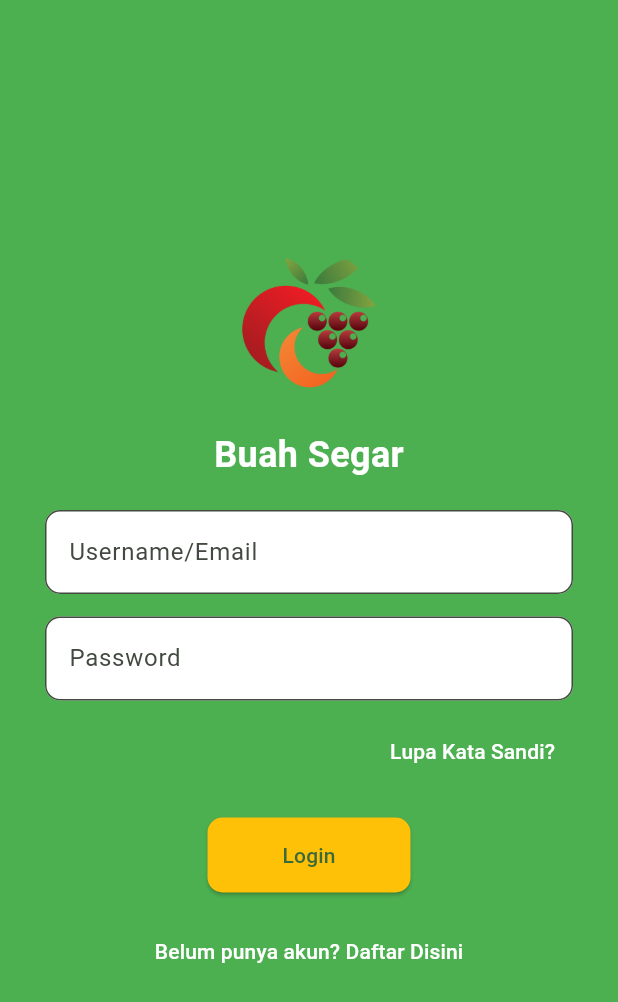
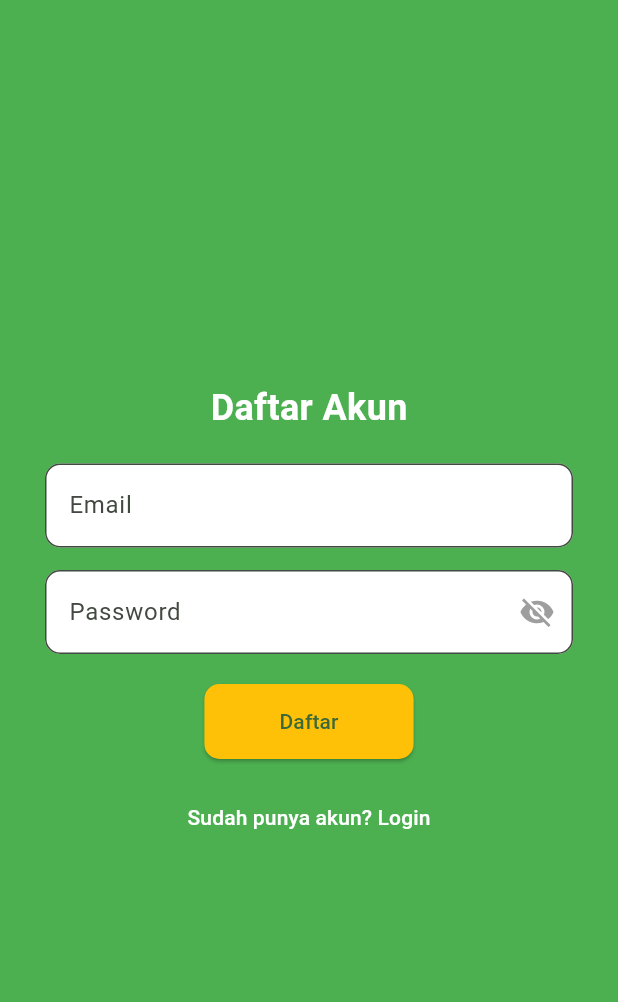
Before and after one commit to Firdaa-code57/project_uas_grup, a Flutter app: the screen it shows after launch, after a tap on "Continue to login", after a tap on "Belum punya akun? Daftar Disini", on a phone screen of 412 x 824 dp. Shown: the top 1002 px of the screen. Run offline on Flutter 3.47's test engine with Material 3 defaults, Android fonts, the phone set to English and light mode, and no system bars; our stand-ins replace animated_bottom_navigation_bar, get, image_picker, supabase_flutter; accounts and stored records are empty; network calls fail.

Commit message:
Implement registration functionality with password visibility toggle

```diff
--- a/lib/app/routes/app_pages.dart
+++ b/lib/app/routes/app_pages.dart
@@ -6,11 +6,13 @@ import '../views/login_page.dart';
 import '../views/buah_list_page.dart';
 import '../views/buah_form_page.dart';
 import '../views/animasi_navbar.dart';
+import '../views/register_page.dart';
 
 class AppRoutes {
   static const splash = '/splash';
   static const welcome = '/welcome';
   static const login = '/login';
+  static const register = '/register';
   static const home = '/home';
   static const buah = '/buah';
   static const tambahBuah = '/tambah-buah';
@@ -19,6 +21,7 @@ class AppRoutes {
     GetPage(name: splash, page: () => SplashScreen()),
     GetPage(name: welcome, page: () => WelcomeScreen()),
     GetPage(name: login, page: () => LoginPage()),
+    GetPage(name: register, page: () => RegisterPage()),
     GetPage(name: home, page: () => MyAnimatedBottomNav()),
     GetPage(name: buah, page: () => BuahListPage()),
     GetPage(name: tambahBuah, page: () => BuahFormPage()),
--- a/lib/app/views/login_page.dart
+++ b/lib/app/views/login_page.dart
@@ -2,11 +2,20 @@
 import 'package:flutter/material.dart';
 import 'package:get/get.dart';
 import '../controllers/auth_controller.dart';
+import '../views/register_page.dart'; // Pastikan ini sesuai dengan path register_page.dart
 
-class LoginPage extends StatelessWidget {
+class LoginPage extends StatefulWidget {
+  @override
+  _LoginPageState createState() => _LoginPageState();
+}
+
+class _LoginPageState extends State<LoginPage> {
   final authC = Get.put(AuthController());
   final emailC = TextEditingController();
   final passC = TextEditingController();
+
+  // Tambah variabel untuk toggle visibility password
+  bool _obscureText = true; // <-- tambah variabel ini
 
   @override
   Widget build(BuildContext context) {
@@ -44,7 +53,7 @@ class LoginPage extends StatelessWidget {
                   children: [
                     // TextField Email/Username
                     TextField(
-                      controller: emailC, // <-- tetap gunakan controller lama
+                      controller: emailC,
                       decoration: InputDecoration(
                         filled: true,
                         fillColor: Colors.white,
@@ -57,14 +66,29 @@ class LoginPage extends StatelessWidget {
                     SizedBox(height: 15),
                     // TextField Password
                     TextField(
-                      controller: passC, // <-- tetap gunakan controller lama
-                      obscureText: true,
+                      controller: passC,
+                      obscureText:
+                          _obscureText, // <-- gunakan variabel ini untuk toggle
                       decoration: InputDecoration(
                         filled: true,
                         fillColor: Colors.white,
                         hintText: 'Password',
                         border: OutlineInputBorder(
                           borderRadius: BorderRadius.circular(10),
+                        ),
+                        // Tambah icon tombol untuk show/hide password
+                        suffixIcon: IconButton(
+                          icon: Icon(
+                            _obscureText
+                                ? Icons.visibility_off
+                                : Icons.visibility,
+                            color: Colors.grey,
+                          ),
+                          onPressed: () {
+                            setState(() {
+                              _obscureText = !_obscureText; // toggle status
+                            });
+                          },
                         ),
                       ),
                     ),
@@ -85,10 +109,7 @@ class LoginPage extends StatelessWidget {
                     // Tombol Login
                     ElevatedButton(
                       onPressed: () {
-                        authC.login(
-                          emailC.text,
-                          passC.text,
-                        ); // <-- logika login lama
+                        authC.login(emailC.text, passC.text);
                       },
                       child: Text('Login'),
                       style: ElevatedButton.styleFrom(
@@ -106,17 +127,17 @@ class LoginPage extends StatelessWidget {
                     // Tombol daftar
                     TextButton(
                       onPressed: () {
-                        // Tambahkan navigasi ke halaman daftar jika dibutuhkan
+                        Get.toNamed('/register');
                       },
                       child: Text(
                         'Belum punya akun? Daftar Disini',
                         style: TextStyle(color: Colors.white),
                       ),
                     ),
-                  ], // akhir children Column dalam Padding
+                  ],
                 ),
-              ), // akhir Padding
-            ], // akhir children Column utama
+              ),
+            ],
           ),
         ),
       ),
--- /dev/null
+++ b/lib/app/views/register_page.dart
@@ -0,0 +1,128 @@
+import 'package:flutter/material.dart';
+import 'package:get/get.dart';
+import '../controllers/auth_controller.dart';
+
+class RegisterPage extends StatefulWidget {
+  @override
+  _RegisterPageState createState() => _RegisterPageState();
+}
+
+class _RegisterPageState extends State<RegisterPage> {
+  final authC = Get.find<AuthController>();
+  final emailC = TextEditingController();
+  final passC = TextEditingController();
+
+  // Tambah variabel untuk toggle visibility password
+  bool _obscureText = true; // <-- tambah variabel ini
+
+  @override
+  Widget build(BuildContext context) {
+    return Scaffold(
+      backgroundColor: Color(0xFF4CAF50),
+      body: Center(
+        child: SingleChildScrollView(
+          child: Padding(
+            padding: const EdgeInsets.symmetric(horizontal: 30),
+            child: Column(
+              children: [
+                Text(
+                  'Daftar Akun',
+                  style: TextStyle(
+                    fontSize: 24,
+                    fontWeight: FontWeight.bold,
+                    color: Colors.white,
+                  ),
+                ),
+                SizedBox(height: 20),
+                TextField(
+                  controller: emailC,
+                  decoration: InputDecoration(
+                    filled: true,
+                    fillColor: Colors.white,
+                    hintText: 'Email',
+                    border: OutlineInputBorder(
+                      borderRadius: BorderRadius.circular(10),
+                    ),
+                  ),
+                ),
+                SizedBox(height: 15),
+                TextField(
+                  controller: passC,
+                  obscureText: _obscureText, // <-- gunakan variabel ini
+                  decoration: InputDecoration(
+                    filled: true,
+                    fillColor: Colors.white,
+                    hintText: 'Password',
+                    border: OutlineInputBorder(
+                      borderRadius: BorderRadius.circular(10),
+                    ),
+                    // Tambahkan suffixIcon untuk toggle password visibility
+                    suffixIcon: IconButton(
+                      icon: Icon(
+                        _obscureText ? Icons.visibility_off : Icons.visibility,
+                        color: Colors.grey,
+                      ),
+                      onPressed: () {
+                        setState(() {
+                          // <-- toggle visibility di sini
+                          _obscureText = !_obscureText;
+                        });
+                      },
+                    ),
+                  ),
+                ),
+                SizedBox(height: 20),
+                ElevatedButton(
+                  onPressed: () async {
+                    bool result = await authC.register(emailC.text, passC.text);
+                    if (result) {
+                      Get.snackbar(
+                        'Sukses',
+                        'Akun berhasil dibuat',
+                        snackPosition: SnackPosition.BOTTOM,
+                        backgroundColor: Colors.green,
+                        colorText: Colors.white,
+                        duration: Duration(seconds: 2),
+                      );
+                      Future.delayed(Duration(seconds: 2), () {
+                        // Langsung pindah ke halaman login setelah register sukses
+                        Get.offNamed('/login');
+                      });
+                    } else {
+                      Get.snackbar(
+                        'Gagal',
+                        'Pendaftaran gagal. Coba lagi.',
+                        snackPosition: SnackPosition.BOTTOM,
+                        backgroundColor: Colors.red,
+                        colorText: Colors.white,
+                        duration: Duration(seconds: 2),
+                      );
+                    }
+                  },
+                  child: Text('Daftar'),
+                  style: ElevatedButton.styleFrom(
+                    backgroundColor: Color(0xFFFFC107),
+                    padding: EdgeInsets.symmetric(horizontal: 50, vertical: 15),
+                    shape: RoundedRectangleBorder(
+                      borderRadius: BorderRadius.circular(10),
+                    ),
+                  ),
+                ),
+                SizedBox(height: 15),
+                TextButton(
+                  onPressed: () {
+                    Get.back(); // kembali ke login page
+                  },
+                  child: Text(
+                    'Sudah punya akun? Login',
+                    style: TextStyle(color: Colors.white),
+                  ),
+                ),
+              ],
+            ),
+          ),
+        ),
+      ),
+    );
+  }
+}
```
Also changed, not shown: lib/app/controllers/auth_controller.dart (+18 -0 lines).
